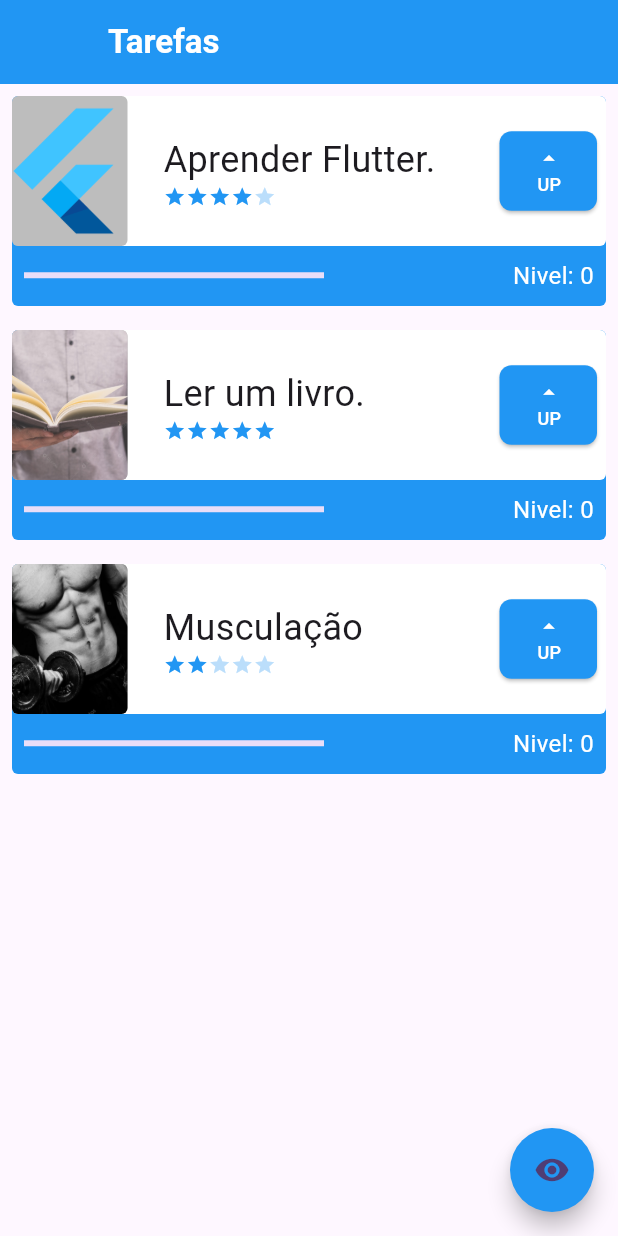
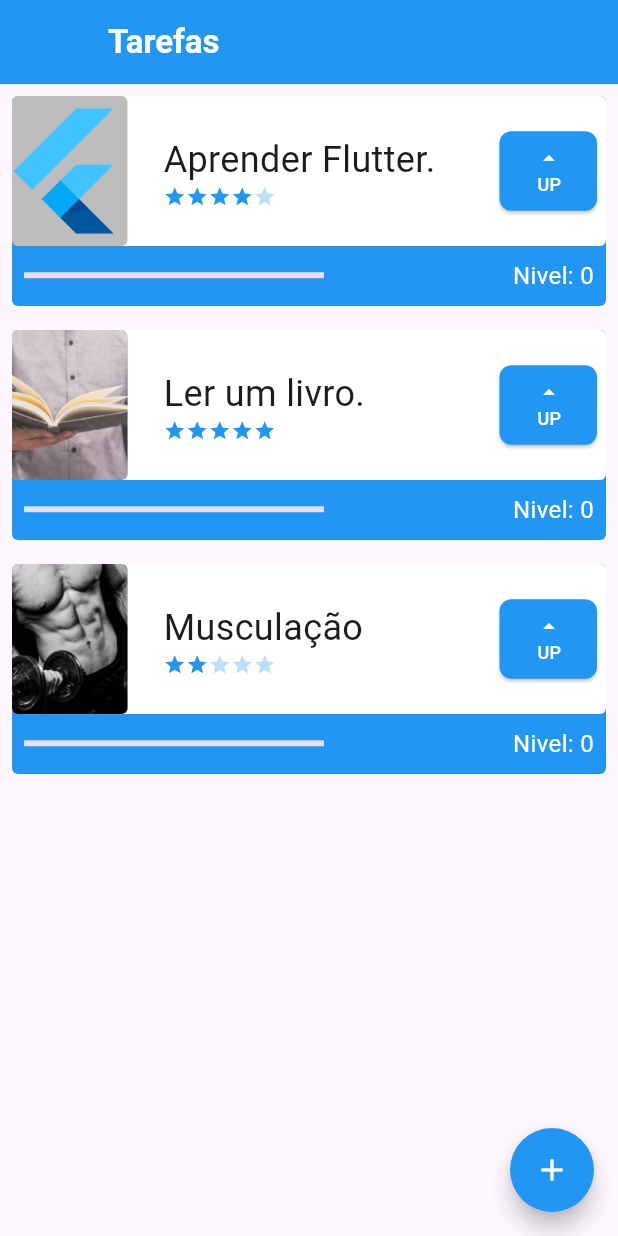
Before and after one commit to Italo61-dev/app_in_flutter, a Flutter app: the screen it shows after launch, on a phone screen of 412 x 824 dp. Run offline on Flutter 3.47's test engine with Material 3 defaults, Android fonts, the phone set to English and light mode, and no system bars.

Commit message:
Update initial_screen.dart

```diff
--- a/lib/screens/initial_screen.dart
+++ b/lib/screens/initial_screen.dart
@@ -1,4 +1,5 @@
 import 'package:first_project/components/task.dart';
+import 'package:first_project/screens/form_screen.dart';
 import 'package:flutter/material.dart';
 
 class InitialScreen extends StatefulWidget {
@@ -9,7 +10,6 @@ class InitialScreen extends StatefulWidget {
 }
 
 class _InitialScreenState extends State<InitialScreen> {
-
   @override
   Widget build(BuildContext context) {
     return Scaffold(
@@ -41,17 +41,26 @@ class _InitialScreenState extends State<InitialScreen> {
             img: 'assets/images/bodybuilder.jpg',
             dificuldade: 2,
           ),
-          SizedBox(height: 80,)
+          SizedBox(
+            height: 80,
+          )
         ],
       ),
       floatingActionButton: FloatingActionButton(
         onPressed: () {
-
-
+          Navigator.push(
+            context,
+            MaterialPageRoute(
+              builder: (context) => FormScreen(),
+            ),
+          );
         },
         backgroundColor: Colors.blue,
         shape: CircleBorder(),
-        child: Icon(Icons.remove_red_eye),
+        child: Icon(
+          Icons.add,
+          color: Colors.white,
+        ),
       ),
     );
   }
```
